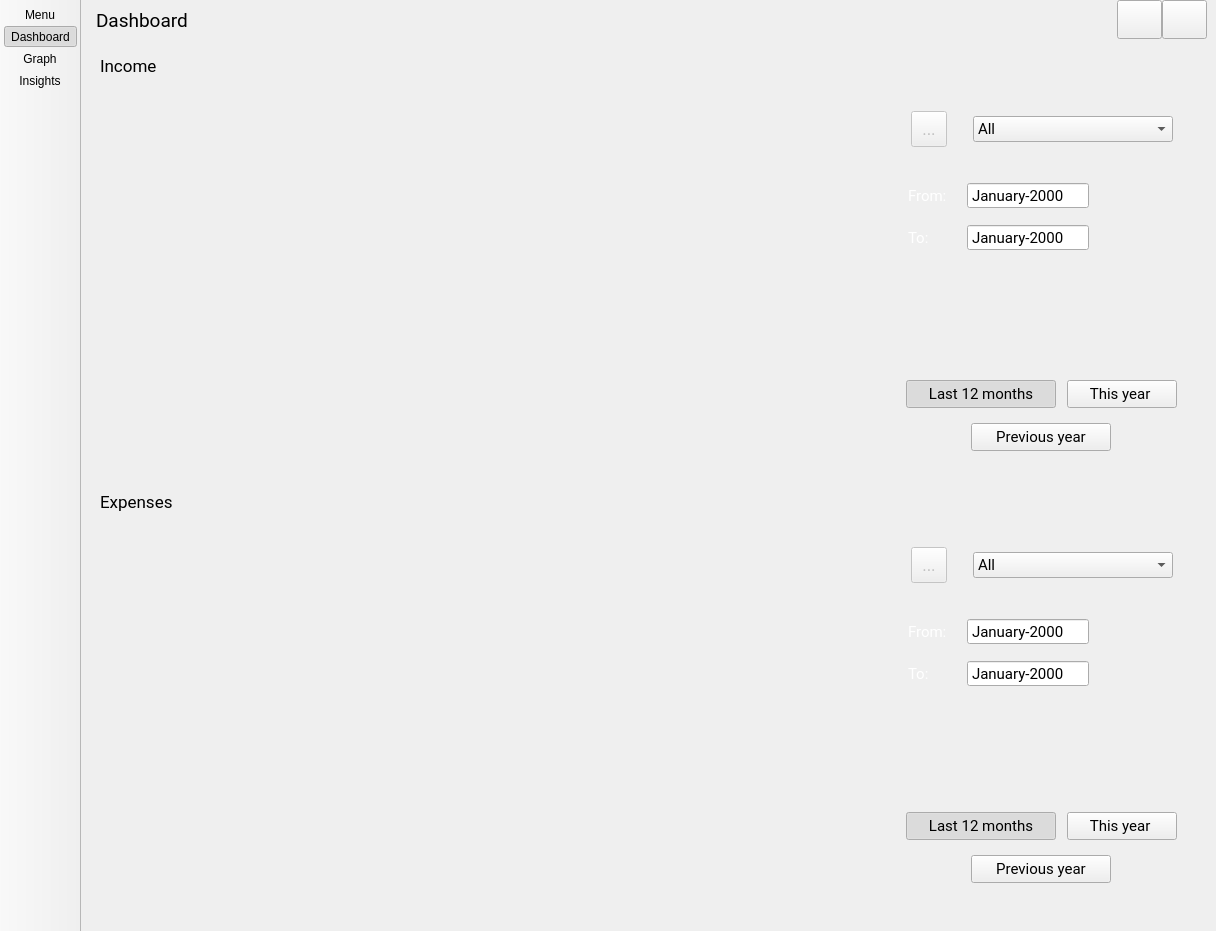
The window that view/skeletons/MainWindow.ui (opierre/Budgetter) describes before a commit, drawn with Qt 5.
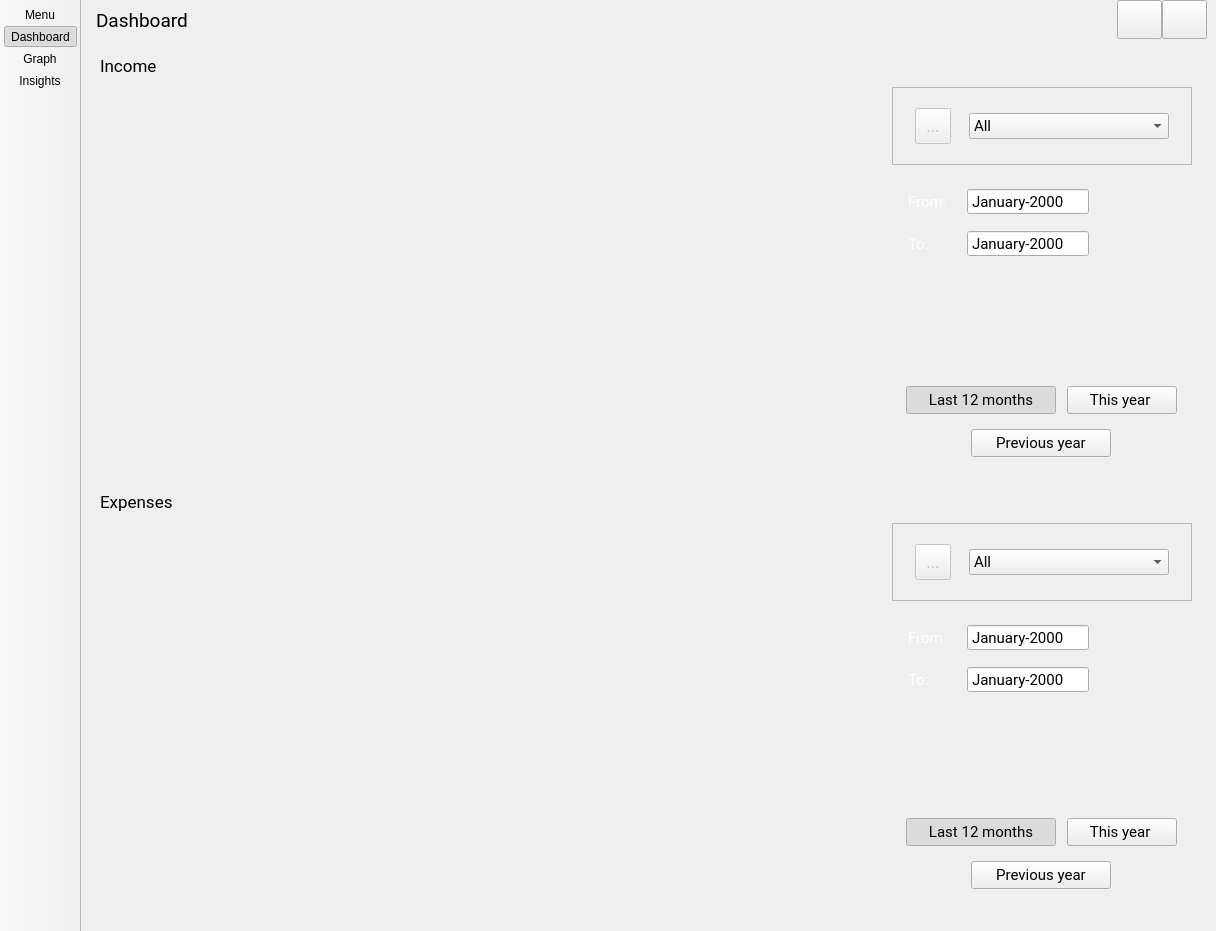
The same window after the commit. Icons and pictures are not drawn. Custom widgets are drawn as their Qt base class.

Commit message: fix: update stylesheet for config bars

The edit to the form file:
```diff
--- a/view/skeletons/MainWindow.ui
+++ b/view/skeletons/MainWindow.ui
@@ -962,7 +962,7 @@
 	padding-bottom: 2px;
 	padding-left: 7px;
 	padding-right: 2px;
-	background: rgba(47, 67, 93, 150);
+	background: #1C293B;
 	color: white;
 }
 
@@ -975,7 +975,7 @@
 	padding-bottom: 2px;
 	padding-left: 7px;
 	padding-right: 2px;
-	background: rgba(47, 67, 93, 150);
+	background: #1C293B;
 	color: white;
 }
 
@@ -988,7 +988,7 @@
 	padding-bottom: 2px;
 	padding-left: 7px;
 	padding-right: 2px;
-	background: rgba(47, 67, 93, 150);
+	background: #1C293B;
 	color: white;
 }
 
@@ -1115,6 +1115,19 @@
 	border-radius: 12px;
 	color: rgba(255, 255, 255, 200);
 	outline: none;
+}
+
+QFrame#frame_expenses, QFrame#frame_income
+{
+	background-color: rgba(66, 96, 135, 80);
+	border-bottom-left-radius: 28px;
+	border-bottom-right-radius: 28px;
+	border-top-right-radius: 4px;
+	border-top-left-radius: 4px;
+	border-top: 1px inset rgba(66, 96, 135, 100);
+	border-left: 1px inset rgba(66, 96, 135, 100);
+	border-right: 1px outset rgba(66, 96, 135, 100);
+	border-bottom: none;
 }</string>
   </property>
   <property name="toolButtonStyle">
@@ -1561,24 +1574,44 @@
                </size>
               </property>
               <layout class="QVBoxLayout" name="verticalLayout_3">
-               <item>
-                <layout class="QVBoxLayout" name="verticalLayout_4">
                  <property name="spacing">
                   <number>15</number>
                  </property>
+               <property name="leftMargin">
+                <number>0</number>
+               </property>
                  <property name="topMargin">
-                  <number>15</number>
-                 </property>
+                <number>0</number>
+               </property>
+               <property name="rightMargin">
+                <number>0</number>
+               </property>
                  <property name="bottomMargin">
-                  <number>15</number>
+                <number>18</number>
                  </property>
                  <item>
-                  <layout class="QHBoxLayout" name="horizontalLayout_7">
+                <widget class="QFrame" name="frame_expenses">
+                 <property name="frameShape">
+                  <enum>QFrame::StyledPanel</enum>
+                 </property>
+                 <property name="frameShadow">
+                  <enum>QFrame::Raised</enum>
+                 </property>
+                 <layout class="QHBoxLayout" name="horizontalLayout_2">
+                  <property name="leftMargin">
+                   <number>9</number>
+                  </property>
+                  <property name="topMargin">
+                   <number>20</number>
+                  </property>
+                  <property name="rightMargin">
+                   <number>9</number>
+                  </property>
                    <property name="bottomMargin">
                     <number>20</number>
                    </property>
                    <item>
-                    <spacer name="horizontalSpacer_9">
+                   <spacer name="horizontalSpacer_5">
                      <property name="orientation">
                       <enum>Qt::Horizontal</enum>
                      </property>
@@ -1624,7 +1657,7 @@
                     </widget>
                    </item>
                    <item>
-                    <spacer name="horizontalSpacer_10">
+                   <spacer name="horizontalSpacer_9">
                      <property name="orientation">
                       <enum>Qt::Horizontal</enum>
                      </property>
@@ -1674,7 +1707,7 @@
                     </widget>
                    </item>
                    <item>
-                    <spacer name="horizontalSpacer_11">
+                   <spacer name="horizontalSpacer_4">
                      <property name="orientation">
                       <enum>Qt::Horizontal</enum>
                      </property>
@@ -1687,14 +1720,18 @@
                     </spacer>
                    </item>
                   </layout>
+                </widget>
                  </item>
                  <item>
                   <layout class="QGridLayout" name="gridLayout_10">
                    <property name="leftMargin">
-                    <number>7</number>
+                  <number>16</number>
+                 </property>
+                 <property name="topMargin">
+                  <number>8</number>
                    </property>
                    <property name="rightMargin">
-                    <number>10</number>
+                  <number>19</number>
                    </property>
                    <property name="horizontalSpacing">
                     <number>20</number>
@@ -1842,9 +1879,15 @@
                  </item>
                  <item>
                   <layout class="QGridLayout" name="gridLayout_7">
+                 <property name="leftMargin">
+                  <number>9</number>
+                 </property>
                    <property name="topMargin">
                     <number>20</number>
                    </property>
+                 <property name="rightMargin">
+                  <number>9</number>
+                 </property>
                    <property name="horizontalSpacing">
                     <number>6</number>
                    </property>
@@ -2002,8 +2045,6 @@
                   </layout>
                  </item>
                 </layout>
-               </item>
-              </layout>
              </widget>
             </item>
            </layout>
@@ -2050,19 +2091,33 @@
                </size>
               </property>
               <layout class="QVBoxLayout" name="verticalLayout_2">
-               <item>
-                <layout class="QVBoxLayout" name="verticalLayout">
                  <property name="spacing">
                   <number>15</number>
                  </property>
+               <property name="leftMargin">
+                <number>0</number>
+               </property>
                  <property name="topMargin">
-                  <number>15</number>
+                <number>0</number>
+               </property>
+               <property name="rightMargin">
+                <number>0</number>
                  </property>
                  <property name="bottomMargin">
-                  <number>15</number>
+                <number>18</number>
                  </property>
                  <item>
-                  <layout class="QHBoxLayout" name="horizontalLayout_5">
+                <widget class="QFrame" name="frame_income">
+                 <property name="frameShape">
+                  <enum>QFrame::StyledPanel</enum>
+                 </property>
+                 <property name="frameShadow">
+                  <enum>QFrame::Raised</enum>
+                 </property>
+                 <layout class="QHBoxLayout" name="horizontalLayout_3">
+                  <property name="topMargin">
+                   <number>20</number>
+                  </property>
                    <property name="bottomMargin">
                     <number>20</number>
                    </property>
@@ -2176,14 +2231,18 @@
                     </spacer>
                    </item>
                   </layout>
+                </widget>
                  </item>
                  <item>
                   <layout class="QGridLayout" name="gridLayout_8">
                    <property name="leftMargin">
-                    <number>7</number>
+                  <number>16</number>
+                 </property>
+                 <property name="topMargin">
+                  <number>8</number>
                    </property>
                    <property name="rightMargin">
-                    <number>10</number>
+                  <number>19</number>
                    </property>
                    <property name="horizontalSpacing">
                     <number>20</number>
@@ -2351,9 +2410,15 @@
                  </item>
                  <item>
                   <layout class="QGridLayout" name="gridLayout_6">
+                 <property name="leftMargin">
+                  <number>9</number>
+                 </property>
                    <property name="topMargin">
                     <number>20</number>
                    </property>
+                 <property name="rightMargin">
+                  <number>9</number>
+                 </property>
                    <property name="horizontalSpacing">
                     <number>6</number>
                    </property>
@@ -2505,8 +2570,6 @@
                         <bool>true</bool>
                        </property>
                       </widget>
-                     </item>
-                    </layout>
                    </item>
                   </layout>
                  </item>
```
Lines whose indentation alone changed are shown as unchanged. The commit also changes 1 other file.
